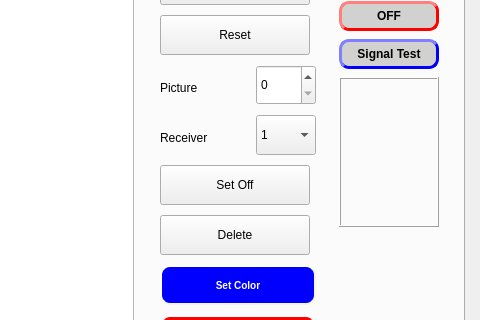
Qt form Studio_GUI_new.ui (un48ures/LED-Poi-Studio) before a commit; both pictures show x 702 to 1182 and y 263 to 583 of the 1182 by 839 pixel window.
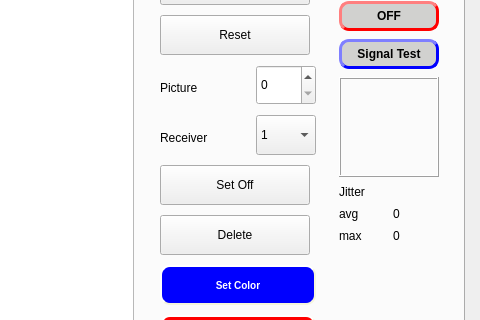
The same form after that commit. Icons and pictures are not drawn. Custom widgets are drawn as their Qt base class.

Commit message: Integrated jitter info max and avg in UI

The edit to the form file:
```diff
--- a/Studio_GUI_new.ui
+++ b/Studio_GUI_new.ui
@@ -740,13 +740,13 @@
                   <property name="minimumSize">
                    <size>
                     <width>50</width>
-                    <height>150</height>
+                    <height>100</height>
                    </size>
                   </property>
                   <property name="maximumSize">
                    <size>
                     <width>150</width>
-                    <height>180</height>
+                    <height>150</height>
                    </size>
                   </property>
                   <property name="font">
@@ -781,6 +781,65 @@
                   </property>
                  </widget>
                 </item>
+                <item>
+                 <widget class="QLabel" name="label_13">
+                  <property name="sizePolicy">
+                   <sizepolicy hsizetype="Preferred" vsizetype="Preferred">
+                    <horstretch>0</horstretch>
+                    <verstretch>0</verstretch>
+                   </sizepolicy>
+                  </property>
+                  <property name="frameShape">
+                   <enum>QFrame::Shape::NoFrame</enum>
+                  </property>
+                  <property name="frameShadow">
+                   <enum>QFrame::Shadow::Raised</enum>
+                  </property>
+                  <property name="text">
+                   <string>Jitter</string>
+                  </property>
+                 </widget>
+                </item>
+                <item>
+                 <layout class="QVBoxLayout" name="verticalLayout_6">
+                  <item>
+                   <layout class="QHBoxLayout" name="horizontalLayout_13">
+                    <item>
+                     <widget class="QLabel" name="label_17">
+                      <property name="text">
+                       <string>avg</string>
+                      </property>
+                     </widget>
+                    </item>
+                    <item>
+                     <widget class="QLabel" name="label_16">
+                      <property name="text">
+                       <string>0</string>
+                      </property>
+                     </widget>
+                    </item>
+                   </layout>
+                  </item>
+                  <item>
+                   <layout class="QHBoxLayout" name="horizontalLayout_11">
+                    <item>
+                     <widget class="QLabel" name="label_15">
+                      <property name="text">
+                       <string>max</string>
+                      </property>
+                     </widget>
+                    </item>
+                    <item>
+                     <widget class="QLabel" name="label_14">
+                      <property name="text">
+                       <string>0</string>
+                      </property>
+                     </widget>
+                    </item>
+                   </layout>
+                  </item>
+                 </layout>
+                </item>
                 <item>
                  <spacer name="verticalSpacer">
                   <property name="orientation">
```
The commit also changes 3 other files.
